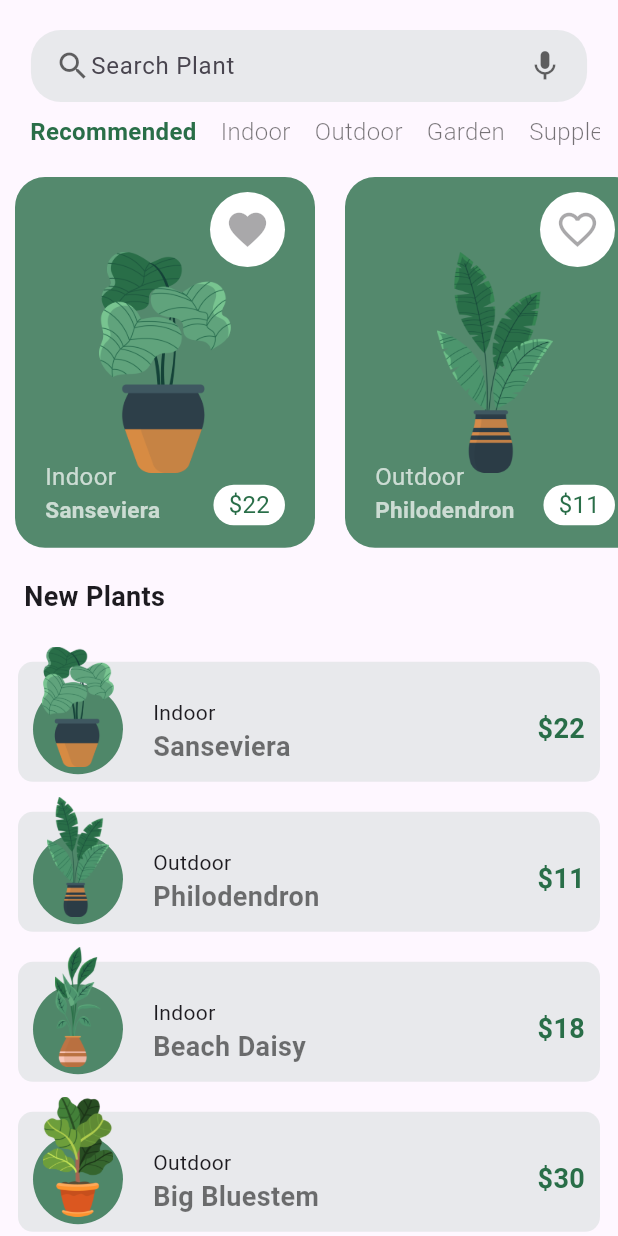
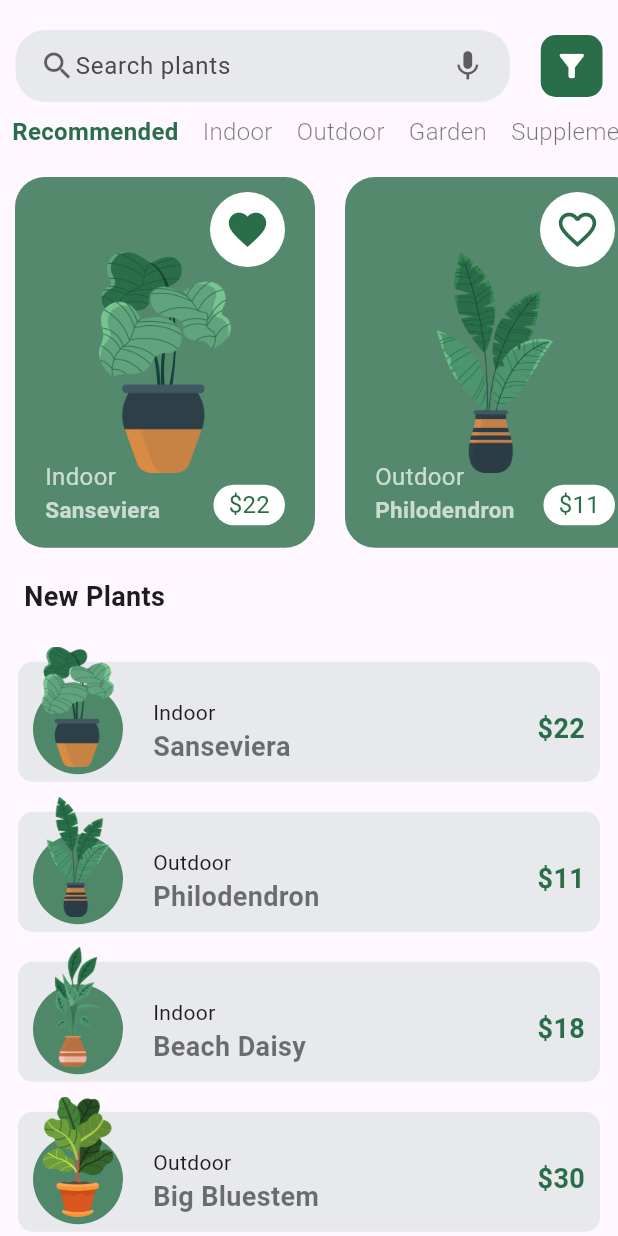
Before and after one commit to CLS11/plant_app, a Flutter app: the HomePage screen opened directly, on a phone screen of 412 x 824 dp. Run offline on Flutter 3.47's test engine with Material 3 defaults, Android fonts, the phone set to English and light mode, and no system bars; our stand-ins replace animated_bottom_navigation_bar, page_transition.

```diff
--- a/lib/ui/screens/home_page.dart
+++ b/lib/ui/screens/home_page.dart
@@ -1,9 +1,11 @@
 import 'package:flutter/material.dart';
 import 'package:plant_app/constants.dart';
 import 'package:plant_app/models/plants.dart';
+import 'package:page_transition/page_transition.dart';
+import 'package:plant_app/ui/screens/detail_page.dart';
 
 class HomePage extends StatefulWidget {
-  const HomePage({super.key});
+  const HomePage({Key? key}) : super(key: key);
   @override
   State<HomePage> createState() => _HomePageState();
 }
@@ -13,15 +15,15 @@ class _HomePageState extends State<HomePage> {
   Widget build(BuildContext context) {
     int selectedIndex = 0;
     Size size = MediaQuery.of(context).size;
-    final _plantList = Plants.plantList;
-    final _plantTypes = <String>[
+    List<Plants> _plantList = Plants.plantList;
+    List<String> _plantTypes = [
       'Recommended',
       'Indoor',
       'Outdoor',
       'Garden',
-      'Supplement',
+      'Supplement'
     ];
-    bool toggleIsFavorated(bool isFavorited) {
+    bool toggleIsFavorited(bool isFavorited) {
       return !isFavorited;
     }
 
@@ -36,15 +38,14 @@ class _HomePageState extends State<HomePage> {
                 mainAxisAlignment: MainAxisAlignment.spaceAround,
                 children: [
                   Container(
-                    padding: const EdgeInsets.symmetric(
-                      horizontal: 16.0,
-                    ),
-                    width: size.width * .9,
+                    padding: const EdgeInsets.symmetric(horizontal: 16),
+                    width: size.width * .8,
                     decoration: BoxDecoration(
                       color: Constants.primaryColor.withOpacity(.1),
                       borderRadius: BorderRadius.circular(20),
                     ),
                     child: Row(
+                      crossAxisAlignment: CrossAxisAlignment.center,
                       mainAxisAlignment: MainAxisAlignment.center,
                       children: [
                         Icon(
@@ -55,24 +56,30 @@ class _HomePageState extends State<HomePage> {
                             child: TextField(
                           showCursor: false,
                           decoration: InputDecoration(
-                              hintText: 'Search Plant',
+                            hintText: 'Search plants',
                             border: InputBorder.none,
                             focusedBorder: InputBorder.none,
                           ),
+                        )),
+                        Icon(Icons.mic, color: Colors.black54.withOpacity(.6))
+                      ],
                     ),
                   ),
-                        Icon(
-                          Icons.mic,
-                          color: Colors.black54.withOpacity(.6),
-                        ),
-                      ],
+                  Container(
+                    decoration: BoxDecoration(
+                        color: Constants.primaryColor,
+                        borderRadius: BorderRadius.circular(10)),
+                    width: size.width * .1,
+                    height: size.width * .1,
+                    child: const Icon(
+                      Icons.filter_alt,
+                      color: Colors.white,
                     ),
                   ),
                 ],
               ),
             ),
-            Container(
-              padding: const EdgeInsets.symmetric(horizontal: 12),
+            SizedBox(
               height: 50,
               width: size.width,
               child: ListView.builder(
@@ -80,19 +87,18 @@ class _HomePageState extends State<HomePage> {
                 itemCount: _plantTypes.length,
                 itemBuilder: (BuildContext context, int index) {
                   return Padding(
-                    padding: const EdgeInsets.all(8),
+                    padding: const EdgeInsets.all(8.0),
                     child: GestureDetector(
                       onTap: () {
-                        setState(
-                          () {
+                        setState(() {
                           selectedIndex = index;
-                          },
-                        );
+                        });
+                        debugPrint(selectedIndex.toString());
                       },
                       child: Text(
                         _plantTypes[index],
                         style: TextStyle(
-                          fontSize: 16,
+                          fontSize: 16.0,
                           fontWeight: selectedIndex == index
                               ? FontWeight.bold
                               : FontWeight.w300,
@@ -112,13 +118,24 @@ class _HomePageState extends State<HomePage> {
                 itemCount: _plantList.length,
                 scrollDirection: Axis.horizontal,
                 itemBuilder: (BuildContext context, int index) {
-                  return Container(
+                  return GestureDetector(
+                    onTap: () {
+                      Navigator.push(
+                        context,
+                        PageTransition(
+                          type: PageTransitionType.bottomToTop,
+                          child: DetailPage(
+                            plantId: _plantList[index].plantId,
+                          ),
+                        ),
+                      );
+                    },
+                    child: Container(
                       width: 200,
                       margin: const EdgeInsets.symmetric(horizontal: 10),
                       decoration: BoxDecoration(
                           color: Constants.primaryColor.withOpacity(.8),
-                      borderRadius: BorderRadius.circular(20),
-                    ),
+                          borderRadius: BorderRadius.circular(20)),
                       child: Stack(
                         children: [
                           Positioned(
@@ -129,17 +146,27 @@ class _HomePageState extends State<HomePage> {
                               width: 50,
                               decoration: BoxDecoration(
                                   color: Colors.white,
-                              borderRadius: BorderRadius.circular(50),
-                            ),
+                                  borderRadius: BorderRadius.circular(50)),
                               child: IconButton(
-                              onPressed: null,
+                                onPressed: () {
+                                  print(_plantList[index].isFavorated);
+                                  setState(
+                                    () {
+                                      var isFavorited = toggleIsFavorited(
+                                          _plantList[index].isFavorated);
+                                      _plantList[index].isFavorated =
+                                          isFavorited;
+                                    },
+                                  );
+                                  print(_plantList[index].isFavorated);
+                                },
                                 icon: Icon(
                                   _plantList[index].isFavorated == true
                                       ? Icons.favorite
                                       : Icons.favorite_border,
+                                  color: Constants.primaryColor,
+                                  size: 30,
                                 ),
-                              color: Constants.primaryColor,
-                              iconSize: 30,
                               ),
                             ),
                           ),
@@ -148,7 +175,9 @@ class _HomePageState extends State<HomePage> {
                             right: 50,
                             top: 50,
                             bottom: 50,
-                          child: Image.asset(_plantList[index].imageURL),
+                            child: Image.asset(
+                              _plantList[index].imageURL,
+                            ),
                           ),
                           Positioned(
                             bottom: 15,
@@ -182,16 +211,18 @@ class _HomePageState extends State<HomePage> {
                                   horizontal: 10, vertical: 2),
                               decoration: BoxDecoration(
                                   color: Colors.white,
-                              borderRadius: BorderRadius.circular(20),
-                            ),
+                                  borderRadius: BorderRadius.circular(20)),
                               child: Text(
                                 r'$' + _plantList[index].price.toString(),
                                 style: TextStyle(
-                                  color: Constants.primaryColor, fontSize: 16),
+                                  color: Constants.primaryColor,
+                                  fontSize: 16,
+                                ),
                               ),
                             ),
                           ),
                         ],
+                      ),
                     ),
                   );
                 },
@@ -203,7 +234,7 @@ class _HomePageState extends State<HomePage> {
                 'New Plants',
                 style: TextStyle(
                   fontWeight: FontWeight.bold,
-                  fontSize: 18,
+                  fontSize: 18.0,
                 ),
               ),
             ),
@@ -215,7 +246,19 @@ class _HomePageState extends State<HomePage> {
                 scrollDirection: Axis.vertical,
                 physics: const BouncingScrollPhysics(),
                 itemBuilder: (BuildContext context, int index) {
-                  return Container(
+                  return GestureDetector(
+                    onTap: () {
+                      Navigator.push(
+                        context,
+                        PageTransition(
+                          type: PageTransitionType.bottomToTop,
+                          child: DetailPage(
+                            plantId: _plantList[index].plantId,
+                          ),
+                        ),
+                      );
+                    },
+                    child: Container(
                       decoration: BoxDecoration(
                         color: Constants.primaryColor.withOpacity(.1),
                         borderRadius: BorderRadius.circular(10),
@@ -224,6 +267,7 @@ class _HomePageState extends State<HomePage> {
                       padding: const EdgeInsets.only(left: 10, top: 10),
                       margin: const EdgeInsets.only(bottom: 10, top: 10),
                       width: size.width,
+                      //height: 30.0,
                       child: Row(
                         mainAxisAlignment: MainAxisAlignment.spaceBetween,
                         crossAxisAlignment: CrossAxisAlignment.center,
@@ -245,7 +289,8 @@ class _HomePageState extends State<HomePage> {
                                 right: 0,
                                 child: SizedBox(
                                   height: 80,
-                                child: Image.asset(_plantList[index].imageURL),
+                                  child:
+                                      Image.asset(_plantList[index].imageURL),
                                 ),
                               ),
                               Positioned(
@@ -275,11 +320,11 @@ class _HomePageState extends State<HomePage> {
                               style: TextStyle(
                                   fontWeight: FontWeight.bold,
                                   fontSize: 18,
-                              color: Constants.primaryColor,
-                            ),
+                                  color: Constants.primaryColor),
                             ),
                           ),
                         ],
+                      ),
                     ),
                   );
                 },
```
Lines whose indentation alone changed are shown as unchanged.
